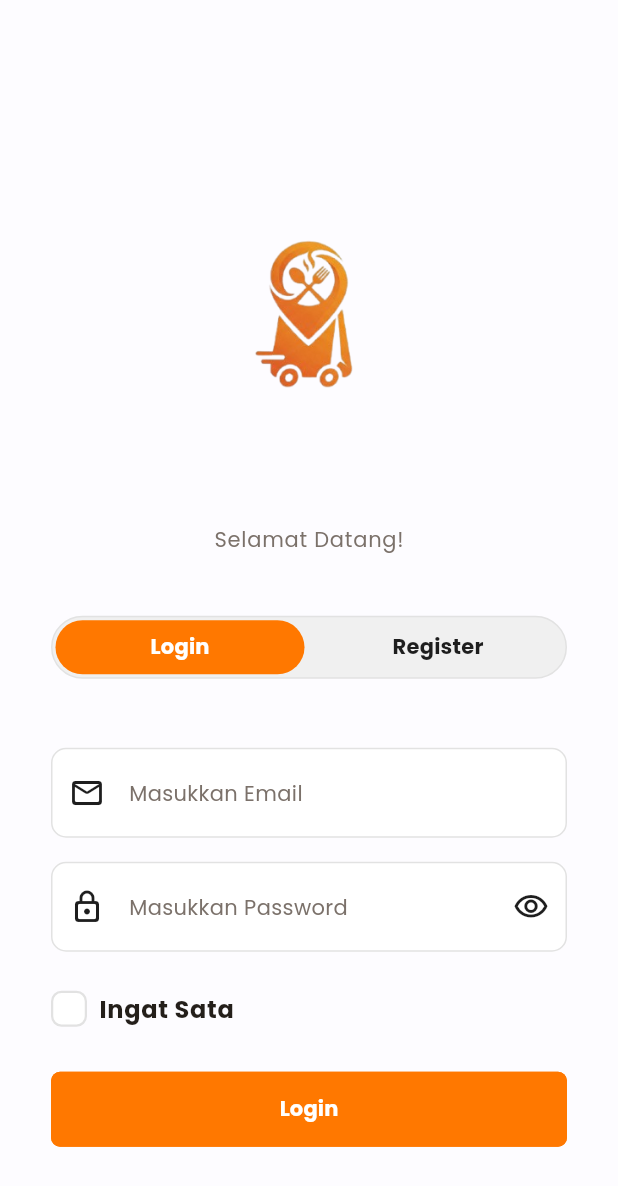
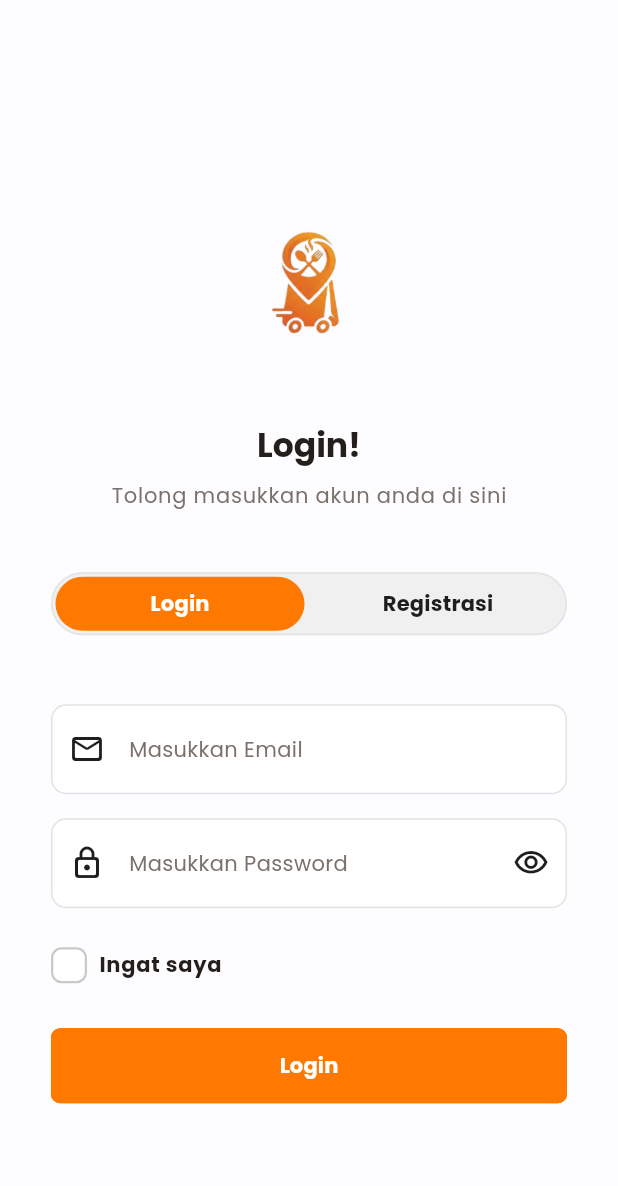
Before and after one commit to msyauqi559/Projek-Foodie, a Flutter app: the screen it shows after launch, on a phone screen of 412 x 824 dp. Shown: the top 1186 px of the screen. Run offline on Flutter 3.47's test engine with Material 3 defaults, Android fonts, the phone set to English and light mode, and no system bars; our stand-ins replace image_picker, shared_preferences, sqflite; accounts and stored records are empty.

Commit message:
Beberapa isi kode yang di ubah

```diff
--- a/lib/pages/auth_page.dart
+++ b/lib/pages/auth_page.dart
@@ -180,17 +180,28 @@ class _AuthPageState extends State<AuthPage> {
               padding: const EdgeInsets.symmetric(horizontal: 34, vertical: 24),
               child: Column(
                 children: [
-                  const SizedBox(height: 20),
+                  const SizedBox(height: 10),
                   const ReusableImage(
                     imagePath: AppAssets.logo,
-                    width: 260,
-                    height: 260,
+                    width: 180,
+                    height: 180,
                     fit: BoxFit.contain,
                     borderRadius: 0,
                   ),
+                  const SizedBox(height: 5),
+                  Text(
+                    isLogin ? 'Login!' : 'Registrasi!',
+                    style: Theme.of(context).textTheme.headlineMedium?.copyWith(
+                          fontSize: 22,
+                          fontWeight: FontWeight.w800,
+                          color: AppColors.textPrimary,
+                        ),
+                  ),
                   const SizedBox(height: 10),
                   Text(
-                    isLogin ? 'Selamat Datang!' : 'Daftar akun anda Sekarang',
+                    isLogin
+                        ? 'Tolong masukkan akun anda di sini'
+                        : 'Daftarkan akun anda sekarang',
                     style: Theme.of(context).textTheme.bodyLarge?.copyWith(
                           fontSize: 14,
                           color: AppColors.textSecondary,
@@ -199,7 +210,7 @@ class _AuthPageState extends State<AuthPage> {
                   ),
                   const SizedBox(height: 40),
 
-                  // Tab Sqitcher Login / Register
+                  // Tab Switcher Login / Registrasi
                   _AuthSwitcher(
                     isLogin: isLogin,
                     onLoginTap: () => setState(() => isLogin = true),
@@ -207,7 +218,7 @@ class _AuthPageState extends State<AuthPage> {
                   ),
                   const SizedBox(height: 46),
 
-                  // Form Input Username (Hanya muncul jika di tab Register)
+                  // Form Input Username (Hanya muncul jika di tab Register/Registrasi)
                   if (!isLogin) ...[
                     AppTextField(
                       controller: nameController,
@@ -216,8 +227,8 @@ class _AuthPageState extends State<AuthPage> {
                       borderColor: AppColors.borderLight,
                       borderRadius: AppDimensions.authFieldRadius,
                       contentPadding: const EdgeInsets.symmetric(
+                        horizontal: 16,
                         vertical: 18,
-                        horizontal: 16,
                       ),
                     ),
                     const SizedBox(height: AppSpacing.md),
@@ -258,7 +269,7 @@ class _AuthPageState extends State<AuthPage> {
                   ),
                   const SizedBox(height: 26),
 
-                  // Pilihan Remeber Me (Login) / Sudah Punya Akun (Register)
+                  // Pilihan Remember Me (Login) / Sudah Punya Akun (Register)
                   if (isLogin)
                     Row(
                       children: [
@@ -275,7 +286,7 @@ class _AuthPageState extends State<AuthPage> {
                                   : AppColors.card,
                               borderRadius: BorderRadius.circular(7),
                               border: Border.all(
-                                color: AppColors.borderLight,
+                                color: AppColors.checkboxBorder,
                                 width: 1.5,
                               ),
                             ),
@@ -290,9 +301,9 @@ class _AuthPageState extends State<AuthPage> {
                         ),
                         const SizedBox(width: 8),
                         Text(
-                          'Ingat Sata',
-                          style: Theme.of(context).textTheme.bodyLarge
-                              ?.copyWith(
+                          'Ingat saya',
+                          style: Theme.of(context).textTheme.bodyLarge?.copyWith(
+                                fontSize: 14,
                                 fontWeight: FontWeight.w600,
                                 color: AppColors.textPrimary,
                               ),
@@ -306,8 +317,7 @@ class _AuthPageState extends State<AuthPage> {
                         onTap: () => setState(() => isLogin = true),
                         child: Text(
                           'Sudah punya akun?',
-                          style: Theme.of(context).textTheme.bodyLarge
-                              ?.copyWith(
+                          style: Theme.of(context).textTheme.bodyLarge?.copyWith(
                                 color: AppColors.primary,
                                 fontSize: 14,
                                 fontWeight: FontWeight.w700,
@@ -317,7 +327,7 @@ class _AuthPageState extends State<AuthPage> {
                     ),
                   const SizedBox(height: 30),
 
-                  // Tombol Login / Register Utama
+                  // Tombol Login / Registrasi Utama
                   ReusableButton(
                     label: isLogin ? 'Login' : 'Registrasi',
                     onPressed: _submit,
@@ -380,7 +390,7 @@ class _AuthSwitcher extends StatelessWidget {
                   ),
                 ),
 
-                // Teks Tab (Login & Register)
+                // Teks Tab (Login & Registrasi)
                 Row(
                   children: [
                     Expanded(
@@ -392,7 +402,7 @@ class _AuthSwitcher extends StatelessWidget {
                     ),
                     Expanded(
                       child: _AuthTabLabel(
-                        label: 'Register',
+                        label: 'Registrasi',
                         isActive: !isLogin,
                         onTap: onRegisterTap,
                       ),
--- a/lib/pages/profile_page.dart
+++ b/lib/pages/profile_page.dart
@@ -127,7 +127,7 @@ class _ProfilePageState extends State<ProfilePage> {
                 ),
               ),
             ),
-            const SizedBox(height: 120),
+            const SizedBox(height: 20),
           ],
         ),
       ),
@@ -308,7 +308,7 @@ class _ProfilePageState extends State<ProfilePage> {
                 value: phone,
               ),
               _DetailRow(
-                icon: Icons.male_rounded,
+                icon: gender.toLowerCase().contains('perempuan') ? Icons.female_rounded : Icons.male_rounded,
                 label: 'Gender',
                 value: gender,
               ),
```
Lines whose indentation alone changed are shown as unchanged.
